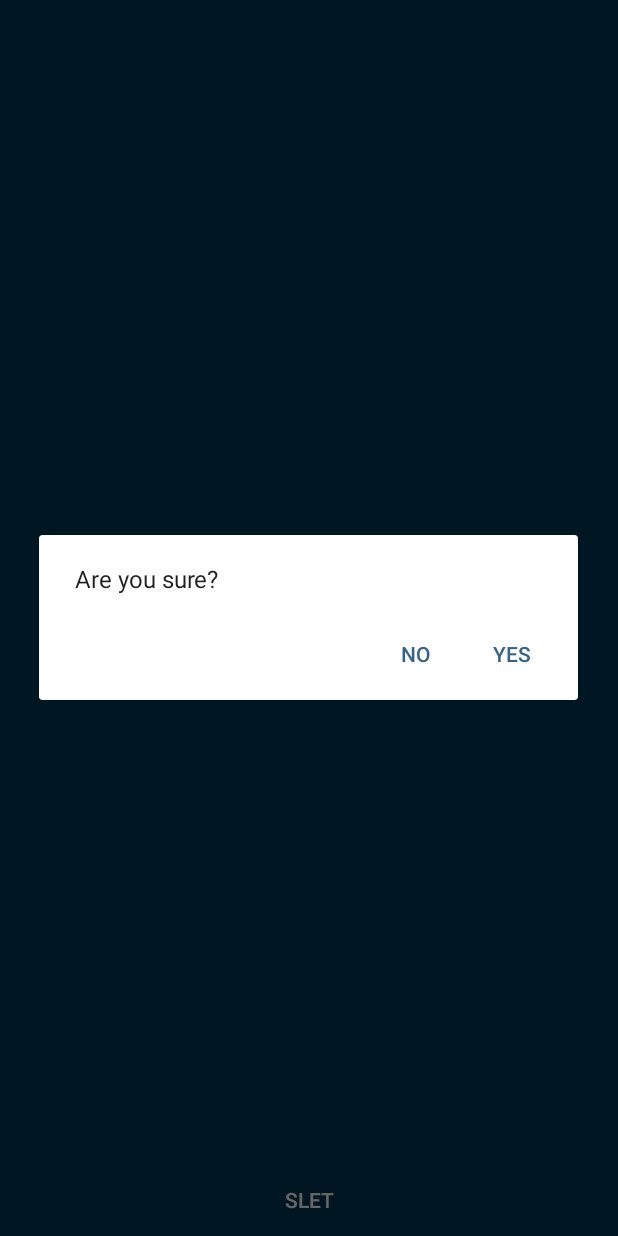
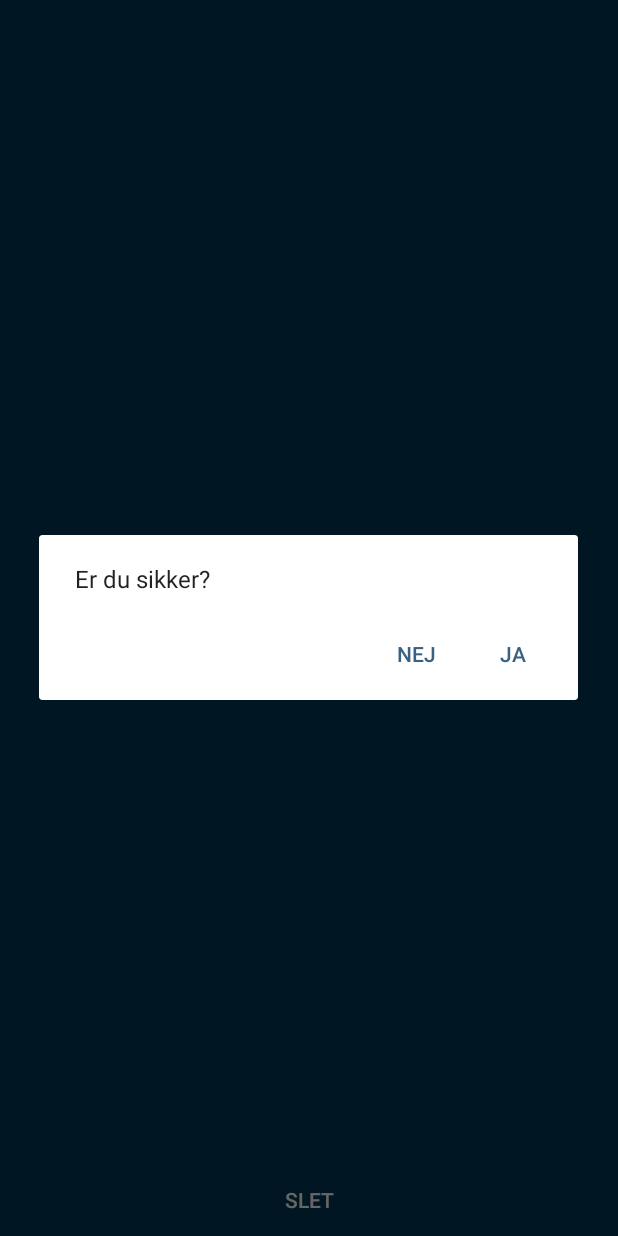
Before and after one commit to EmilieKvist/KvitIt1.0, an Android app: the ShowPicActivity screen opened directly, with no data from a screen before it, after a tap on "SLET", on a phone screen of 412 x 824 dp. Run offline under Robolectric (Android 15) with nearby library versions, the phone set to English and light mode, and no system bars; libraries missing offline, so code that uses them is left out: io.realm; 5 statements that could not run were skipped.

Commit message:
All done - igen :-)

```diff
--- a/app/src/main/java/com/example/emiliekvist/kvitit/ShowPicActivity.java
+++ b/app/src/main/java/com/example/emiliekvist/kvitit/ShowPicActivity.java
@@ -80,8 +80,8 @@ public class ShowPicActivity extends Activity {
                 };
 
                 AlertDialog.Builder builder = new AlertDialog.Builder(ShowPicActivity.this);
-                builder.setMessage("Are you sure?").setPositiveButton("Yes", dialogClickListener)
-                        .setNegativeButton("No", dialogClickListener).show();
+                builder.setMessage("Er du sikker?").setPositiveButton("Ja", dialogClickListener)
+                        .setNegativeButton("Nej", dialogClickListener).show();
             }
         });
 
```
